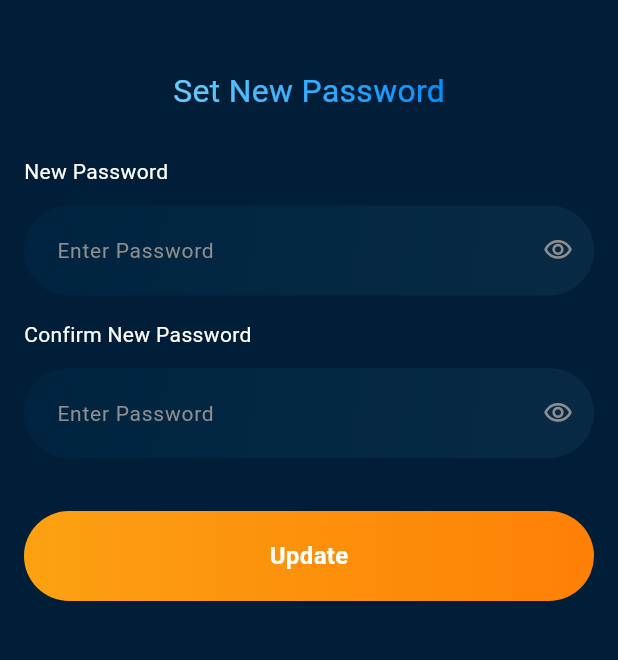
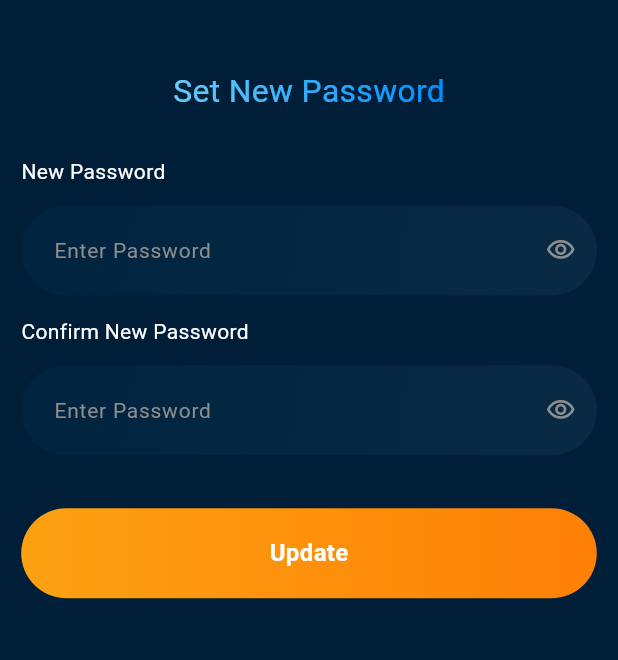
Before and after one commit to parentroots/brain_denner, a Flutter app: the SetNewPasswordScreen screen opened by its route, on a phone screen of 412 x 824 dp, the part 294-954 px from its top. Run offline on Flutter 3.47's test engine with Material 3 defaults, Android fonts, the phone set to English and light mode, and no system bars; our stand-ins replace flutter_rating_bar, flutter_screenutil, flutter_svg, get, image_picker, percent_indicator and 1 more; project files that could hold a hidden picture were left out.

Commit message:
ui change commited

```diff
--- a/lib/app/app.dart
+++ b/lib/app/app.dart
@@ -16,6 +16,7 @@ class App extends StatelessWidget {
       splitScreenMode: true,
       builder: (_,child){
        return GetMaterialApp(
+         defaultTransition: Transition.fade,
          debugShowCheckedModeBanner: false,
          initialRoute: AppRoute.splashScreen,
          getPages: AppRoute.routes,
--- a/lib/features/auth/presentation/screen/otp_verification_screen.dart
+++ b/lib/features/auth/presentation/screen/otp_verification_screen.dart
@@ -30,7 +30,7 @@ class _OtpVerificationScreenState extends State<OtpVerificationScreen> {
             child: Column(
               children: [
                 AuthBgWidget(
-                  headerText: AppString.forgotPassword,
+                  headerText: 'Verify Account',
                   child: Padding(
                     padding: EdgeInsets.symmetric(horizontal: 16.w),
                     child: Column(
--- a/lib/features/auth/presentation/screen/set_new_password_screen.dart
+++ b/lib/features/auth/presentation/screen/set_new_password_screen.dart
@@ -9,68 +9,82 @@ import 'package:flutter/material.dart';
 import 'package:flutter_screenutil/flutter_screenutil.dart';
 import 'package:get/get.dart';
 
-class SetNewPasswordScreen extends StatefulWidget {
+class SetNewPasswordScreen extends StatelessWidget {
   const SetNewPasswordScreen({super.key});
 
   @override
-  State<SetNewPasswordScreen> createState() => _SetNewPasswordScreenState();
-}
-
-class _SetNewPasswordScreenState extends State<SetNewPasswordScreen> {
-  @override
   Widget build(BuildContext context) {
     return GetBuilder<SetNewPasswordController>(
+      init: SetNewPasswordController(),
       builder: (controller) {
         return Scaffold(
           backgroundColor: AppColors.primaryColor,
-          body: AuthBgWidget(
+          body: Padding(
+            padding: EdgeInsets.symmetric(horizontal: 16.h),
+            child: SingleChildScrollView(
+              child: Column(
+                children: [
+                  AuthBgWidget(
                     headerText: AppString.setNewPassword,
-            child: Padding(
-              padding: EdgeInsets.symmetric(horizontal: 16),
                     child: Column(
                       crossAxisAlignment: CrossAxisAlignment.start,
                       children: [
                         SizedBox(height: 32.h),
 
-                    AppText(text: 'New Password',fontSize: 14,fontWeight: FontWeight.w400,),
-                    SizedBox(height: 14.h,),
+                        /// New Password
+                        AppText(
+                          text: 'New Password',
+                          fontSize: 14,
+                          fontWeight: FontWeight.w400,
+                        ),
+                        SizedBox(height: 14.h),
                         AppTextField(
-                      suffixIcon: controller.isNewPasswordShow?Icons.visibility_off_outlined:Icons.visibility_outlined,
+                          controller: controller.newPasswordTEController,
+                          hintText: 'Enter Password',
                           obscureText: controller.isNewPasswordShow,
+                          suffixIcon: controller.isNewPasswordShow
+                              ? Icons.visibility_off_outlined
+                              : Icons.visibility_outlined,
                           onSuffixTap: controller.isNewPasswordShowToggle,
-                        controller: controller.newPasswordTEController, hintText: 'Enter Password'),
+                        ),
 
-                    SizedBox(height: 16,),
+                        SizedBox(height: 16.h),
 
+                        /// Confirm Password
+                        AppText(
+                          text: 'Confirm New Password',
+                          fontSize: 14,
+                          fontWeight: FontWeight.w400,
+                        ),
+                        SizedBox(height: 14.h),
+                        AppTextField(
+                          controller: controller.confirmNewPasswordTEController,
+                          hintText: 'Enter Password',
+                          obscureText: controller.isConfirmNewPasswordShow,
+                          suffixIcon: controller.isConfirmNewPasswordShow
+                              ? Icons.visibility_off_outlined
+                              : Icons.visibility_outlined,
+                          onSuffixTap: controller.isConfirmNewPasswordShowToggle,
+                        ),
 
-                    AppText(text: 'Confirm New Password',fontSize: 14,fontWeight: FontWeight.w400,),
-                    SizedBox(height: 14.h,),
-                    AppTextField(
-                        obscureText: controller.isConfirmNewPasswordShow,
-                        onSuffixTap: controller.isConfirmNewPasswordShowToggle,
-                        suffixIcon: controller.isConfirmNewPasswordShow?Icons.visibility_off_outlined:Icons.visibility_outlined,
-                        controller: controller.confirmNewPasswordTEController, hintText: 'Enter Password'),
+                        SizedBox(height: 40.h),
 
+                        /// Update Button
+                        AppButton(
+                          text: AppString.update,
+                          onPressed: controller.onTapUpdateButton,
+                        ),
 
-                    SizedBox(height: 40.h,),
-
-
-                    AppButton(text: AppString.update, onPressed: (){
-                      controller.onTapUpdateButton();
-                    })
-
-
-
-              ]),
+                        SizedBox(height: 60.h),
+                      ],
+                    ),
+                  ),
+                ],
+              ),
             ),
           ),
         );
       },
     );
   }
-
-
-
-
-
 }
--- a/lib/features/bottom_nav/presentation/screen/home_screen/presentation/screen/nutrition_details_screen.dart
+++ b/lib/features/bottom_nav/presentation/screen/home_screen/presentation/screen/nutrition_details_screen.dart
@@ -216,7 +216,7 @@ class NutritionDetailsScreen extends StatelessWidget {
 
   Container buildNutritionInfoSection() {
     return Container(
-      padding: EdgeInsets.symmetric(horizontal: 35.w, vertical: 32.h),
+      padding: EdgeInsets.symmetric(horizontal: 30.w, vertical: 30.h),
       height: 351.h,
       width: 3987.w,
       decoration: BoxDecoration(
--- a/lib/features/bottom_nav/presentation/screen/home_screen/presentation/screen/restaurant_details_screen.dart
+++ b/lib/features/bottom_nav/presentation/screen/home_screen/presentation/screen/restaurant_details_screen.dart
@@ -87,6 +87,7 @@ class _RestaurantDetailsScreenState extends State<RestaurantDetailsScreen> {
                       controller.update();
                     },
                     children: [
+
                       ListView.separated(
                         itemCount: controller.breakFastFoodList.length,
                         itemBuilder: (context, index) {
@@ -109,6 +110,8 @@ class _RestaurantDetailsScreenState extends State<RestaurantDetailsScreen> {
                           return SizedBox(height: 20);
                         },
                       ),
+
+
 
                       ListView.separated(
                         itemCount: controller.launchFoodList.length,
--- a/lib/features/bottom_nav/presentation/screen/profile_screen/presentation/screen/privacy_policy_screen.dart
+++ b/lib/features/bottom_nav/presentation/screen/profile_screen/presentation/screen/privacy_policy_screen.dart
@@ -29,6 +29,7 @@ class PrivacyPolicyScreen extends StatelessWidget {
       ),
       body: Padding(
         padding: EdgeInsets.symmetric(horizontal: 20.w),
+        child: SingleChildScrollView(
           child: Column(
             children: [
               AppText(
@@ -41,6 +42,7 @@ class PrivacyPolicyScreen extends StatelessWidget {
             ],
           ),
         ),
+      ),
     );
   }
 }
--- a/lib/features/bottom_nav/presentation/screen/profile_screen/presentation/screen/support_and_contact_screen.dart
+++ b/lib/features/bottom_nav/presentation/screen/profile_screen/presentation/screen/support_and_contact_screen.dart
@@ -37,6 +37,7 @@ class SupportAndContactScreen extends StatelessWidget {
           ),
           body: Padding(
             padding: EdgeInsets.symmetric(horizontal: 16.w),
+            child: SingleChildScrollView(
               child: Column(
                 children: [
                   SizedBox(height: 40.h),
@@ -94,6 +95,7 @@ class SupportAndContactScreen extends StatelessWidget {
                 ],
               ),
             ),
+          ),
         );
       },
     );
--- a/lib/features/bottom_nav/presentation/screen/profile_screen/presentation/screen/terms_and_service_screen.dart
+++ b/lib/features/bottom_nav/presentation/screen/profile_screen/presentation/screen/terms_and_service_screen.dart
@@ -29,6 +29,7 @@ class TermsAndServiceScreen extends StatelessWidget {
       ),
       body: Padding(
         padding: EdgeInsets.symmetric(horizontal: 20.w),
+        child: SingleChildScrollView(
           child: Column(
             children: [
               AppText(
@@ -41,6 +42,7 @@ class TermsAndServiceScreen extends StatelessWidget {
             ],
           ),
         ),
+      ),
     );
   }
 }
--- a/lib/main.dart
+++ b/lib/main.dart
@@ -1,5 +1,4 @@
 import 'package:flutter/material.dart';
-
 import 'app/app.dart';
 import 'config/dependency/dependency_injection.dart';
 
```
Also changed, not shown: lib/features/bottom_nav/presentation/screen/profile_screen/presentation/screen/change_password_screen.dart (+30 -26 lines), 2 other files. Lines whose indentation alone changed are shown as unchanged.
